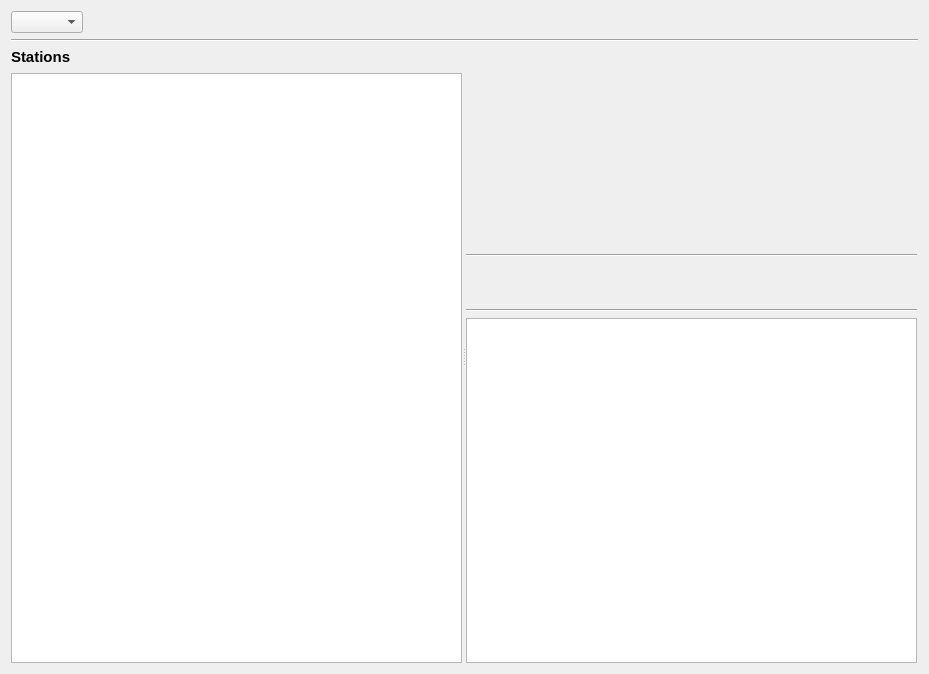
Above: src/3rdParty/SomaFM/ui/GUI_SomaFM.ui from return42/sayonara before the change. Below: the same form after it.
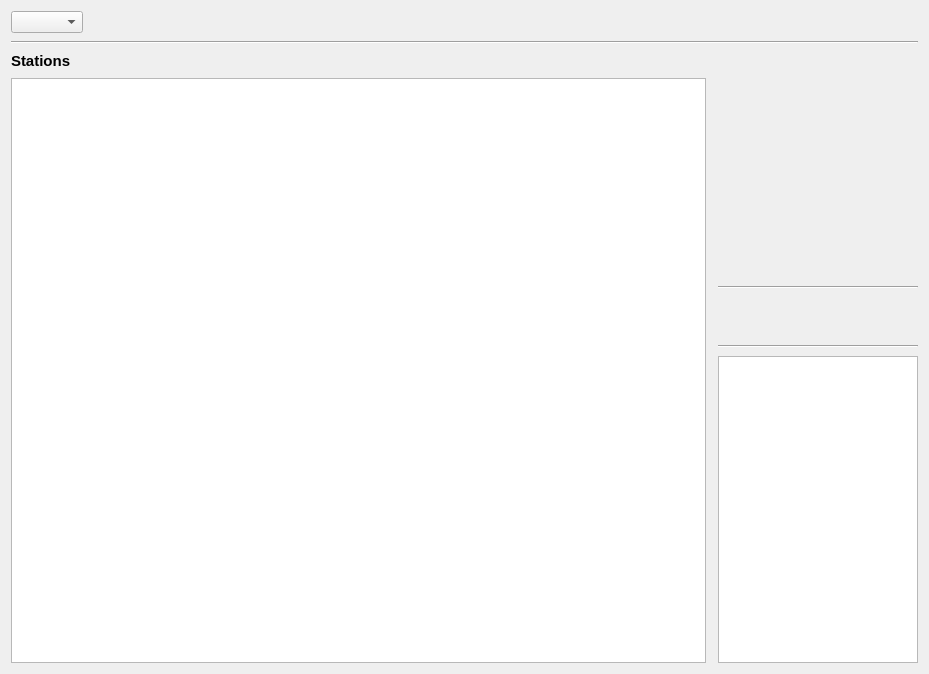
That is the form after the change.

The edit to the form file:
```diff
--- a/src/3rdParty/SomaFM/ui/GUI_SomaFM.ui
+++ b/src/3rdParty/SomaFM/ui/GUI_SomaFM.ui
@@ -10,49 +10,11 @@
     <height>674</height>
    </rect>
   </property>
-  <layout class="QGridLayout" name="gridLayout_2">
-   <property name="horizontalSpacing">
-    <number>0</number>
+  <layout class="QGridLayout" name="gridLayout">
+   <property name="verticalSpacing">
+    <number>8</number>
    </property>
-   <item row="2" column="0">
-    <widget class="QSplitter" name="splitter">
-     <property name="orientation">
-      <enum>Qt::Horizontal</enum>
-     </property>
-     <property name="childrenCollapsible">
-      <bool>false</bool>
-     </property>
-     <widget class="QWidget" name="verticalLayoutWidget">
-      <layout class="QVBoxLayout" name="verticalLayout">
-       <property name="spacing">
-        <number>7</number>
-       </property>
-       <item>
-        <widget class="QLabel" name="label">
-         <property name="font">
-          <font>
-           <pointsize>11</pointsize>
-           <weight>75</weight>
-           <bold>true</bold>
-          </font>
-         </property>
-         <property name="text">
-          <string>Stations</string>
-         </property>
-        </widget>
-       </item>
-       <item>
-        <widget class="QListView" name="lv_stations">
-         <property name="alternatingRowColors">
-          <bool>true</bool>
-         </property>
-        </widget>
-       </item>
-      </layout>
-     </widget>
-     <widget class="QWidget" name="gridLayoutWidget">
-      <layout class="QGridLayout" name="gridLayout" columnstretch="0">
-       <item row="4" column="0">
+   <item row="8" column="2">
         <widget class="QListView" name="lv_playlists">
          <property name="sizePolicy">
           <sizepolicy hsizetype="Expanding" vsizetype="Expanding">
@@ -60,16 +22,74 @@
            <verstretch>0</verstretch>
           </sizepolicy>
          </property>
-        </widget>
-       </item>
-       <item row="1" column="0">
+     <property name="maximumSize">
+      <size>
+       <width>200</width>
+       <height>16777215</height>
+      </size>
+     </property>
+     <property name="alternatingRowColors">
+      <bool>true</bool>
+     </property>
+    </widget>
+   </item>
+   <item row="6" column="2">
+    <widget class="QLabel" name="lab_description">
+     <property name="minimumSize">
+      <size>
+       <width>0</width>
+       <height>40</height>
+      </size>
+     </property>
+     <property name="maximumSize">
+      <size>
+       <width>200</width>
+       <height>16777215</height>
+      </size>
+     </property>
+     <property name="font">
+      <font>
+       <pointsize>11</pointsize>
+      </font>
+     </property>
+     <property name="styleSheet">
+      <string notr="true">font-size: 11pt;</string>
+     </property>
+     <property name="text">
+      <string notr="true"/>
+     </property>
+     <property name="wordWrap">
+      <bool>true</bool>
+     </property>
+    </widget>
+   </item>
+   <item row="5" column="2">
+    <widget class="Line" name="line_2">
+     <property name="maximumSize">
+      <size>
+       <width>200</width>
+       <height>16777215</height>
+      </size>
+     </property>
+     <property name="orientation">
+      <enum>Qt::Horizontal</enum>
+     </property>
+    </widget>
+   </item>
+   <item row="7" column="2">
         <widget class="Line" name="line_3">
+     <property name="maximumSize">
+      <size>
+       <width>200</width>
+       <height>16777215</height>
+      </size>
+     </property>
          <property name="orientation">
           <enum>Qt::Horizontal</enum>
          </property>
         </widget>
        </item>
-       <item row="0" column="0">
+   <item row="4" column="2">
         <widget class="QLabel" name="lab_image">
          <property name="sizePolicy">
           <sizepolicy hsizetype="Preferred" vsizetype="MinimumExpanding">
@@ -93,51 +113,39 @@
           <string notr="true"/>
          </property>
          <property name="scaledContents">
-          <bool>true</bool>
-         </property>
-        </widget>
-       </item>
-       <item row="2" column="0">
-        <widget class="QLabel" name="lab_description">
-         <property name="minimumSize">
-          <size>
-           <width>0</width>
-           <height>40</height>
-          </size>
-         </property>
-         <property name="text">
-          <string notr="true"/>
-         </property>
-         <property name="wordWrap">
-          <bool>true</bool>
+      <bool>false</bool>
          </property>
         </widget>
        </item>
        <item row="3" column="0">
-        <widget class="Line" name="line_2">
+    <widget class="QLabel" name="label">
+     <property name="font">
+      <font>
+       <pointsize>11</pointsize>
+       <weight>75</weight>
+       <bold>true</bold>
+      </font>
+     </property>
+     <property name="text">
+      <string>Stations</string>
+     </property>
+    </widget>
+   </item>
+   <item row="4" column="0" rowspan="5">
+    <widget class="QListView" name="lv_stations">
+     <property name="alternatingRowColors">
+      <bool>true</bool>
+     </property>
+    </widget>
+   </item>
+   <item row="1" column="0" rowspan="2" colspan="3">
+    <widget class="Line" name="line">
          <property name="orientation">
           <enum>Qt::Horizontal</enum>
          </property>
         </widget>
        </item>
-      </layout>
-     </widget>
-    </widget>
-   </item>
-   <item row="2" column="1">
-    <spacer name="verticalSpacer">
-     <property name="orientation">
-      <enum>Qt::Vertical</enum>
-     </property>
-     <property name="sizeHint" stdset="0">
-      <size>
-       <width>1</width>
-       <height>40</height>
-      </size>
-     </property>
-    </spacer>
-   </item>
-   <item row="0" column="0" colspan="2">
+   <item row="0" column="0" colspan="3">
     <layout class="QHBoxLayout" name="horizontalLayout">
      <item>
       <widget class="QComboBox" name="combo_lib_chooser"/>
@@ -160,13 +168,6 @@
      </item>
     </layout>
    </item>
-   <item row="1" column="0" colspan="2">
-    <widget class="Line" name="line">
-     <property name="orientation">
-      <enum>Qt::Horizontal</enum>
-     </property>
-    </widget>
-   </item>
   </layout>
  </widget>
  <resources/>
```
Left out of the diff: 3 changed lines with no effect on the pictures. Lines whose indentation alone changed are shown as unchanged.
